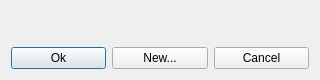
Above: Modules/SegmentationUI/Qmitk/QmitkConfirmSegmentationDialog.ui from MITK/MITK before the change. Below: the same form after it.
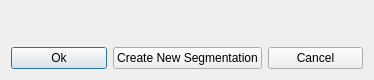
That is the form after the change.

Commit message: Rename button

Patch:
```diff
--- a/Modules/SegmentationUI/Qmitk/QmitkConfirmSegmentationDialog.ui
+++ b/Modules/SegmentationUI/Qmitk/QmitkConfirmSegmentationDialog.ui
@@ -6,7 +6,7 @@
    <rect>
     <x>0</x>
     <y>0</y>
-    <width>320</width>
+    <width>374</width>
     <height>80</height>
    </rect>
   </property>
@@ -33,7 +33,7 @@
      <item>
       <widget class="QPushButton" name="m_btnNewSegmentation">
        <property name="text">
-        <string>New...</string>
+        <string>Create New Segmentation</string>
        </property>
       </widget>
      </item>
```
